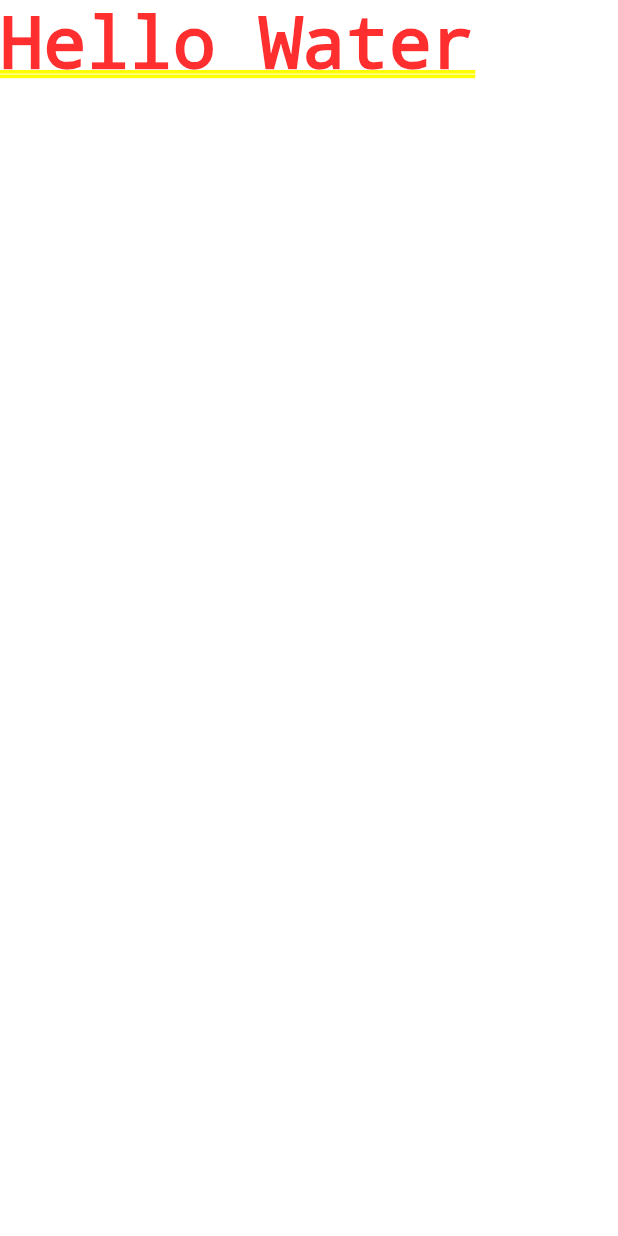
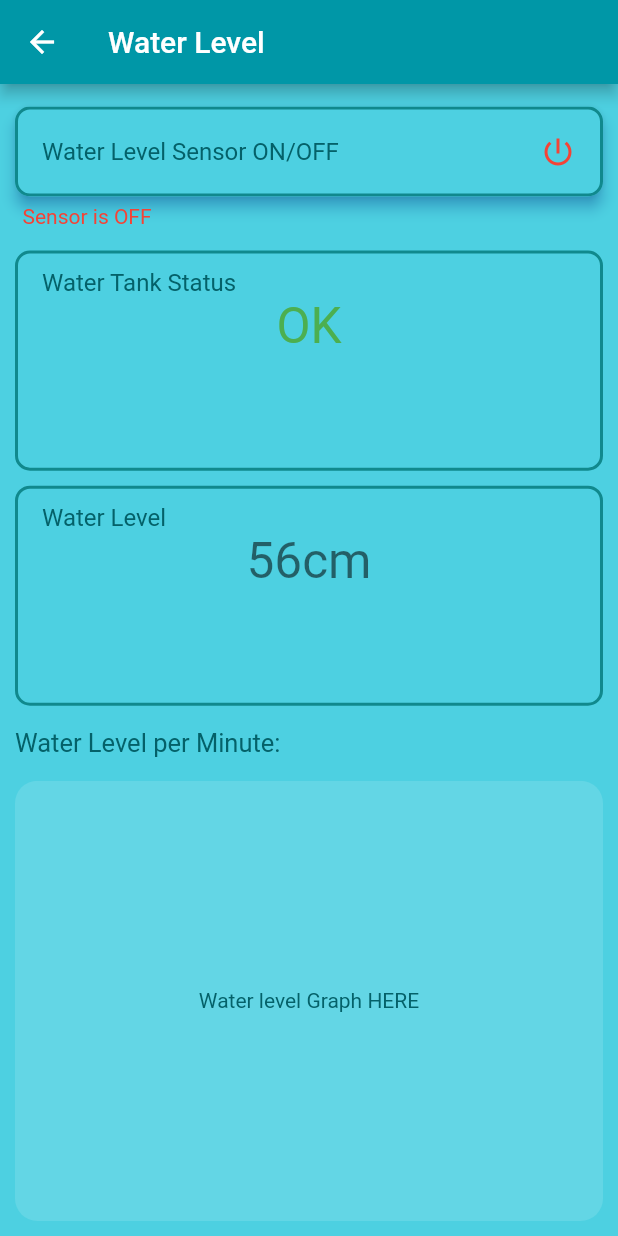
Before and after one commit to eqrakhattak/smart-biofloc-monitoring, a Flutter app: the screen it shows after launch, after a tap on "WATER", on a phone screen of 412 x 824 dp. Run offline on Flutter 3.47's test engine with Material 2 defaults, Android fonts, the phone set to English and light mode, and no system bars; our stand-ins replace font_awesome_flutter.

Commit message:
Create Water Level Page

```diff
--- a/sci_fish/lib/pages/water_page.dart
+++ b/sci_fish/lib/pages/water_page.dart
@@ -1,10 +1,144 @@
 import 'package:flutter/material.dart';
+import 'package:sci_fish/constants.dart';
 
 class WaterPage extends StatelessWidget {
   const WaterPage({Key? key}) : super(key: key);
 
   @override
   Widget build(BuildContext context) {
-    return const Text('Hello Water');
+    return Scaffold(
+      appBar: AppBar(
+        title: const Text('Water Level'),
+      ),
+      body: SafeArea(
+        child: Padding(
+          padding: const EdgeInsets.all(10.0),
+          child: Column(
+            crossAxisAlignment: CrossAxisAlignment.start,
+            children: [
+              const SizedBox(
+                height: 5.0,
+              ),
+              Material(
+                color: Colors.cyan[300],
+                elevation: 4,
+                borderRadius: BorderRadius.circular(10),
+                shadowColor: Colors.blue,
+                child: ListTile(
+                  title: const Text(
+                    'Water Level Sensor ON/OFF',
+                    style: TextStyle(
+                      color: textColor,
+                    ),
+                  ),
+                  trailing: const Icon(Icons.power_settings_new),
+                  iconColor: colorOff,
+                  shape: RoundedRectangleBorder(
+                    side: const BorderSide(color: Color(0xFF10898d), width: 2),
+                    borderRadius: BorderRadius.circular(10),
+                  ),
+                  onTap: () => print('Sensor Off'),
+                  //TODO: Add OnTap functionality
+                ),
+              ),
+              const Padding(
+                padding: EdgeInsets.only(left: 5.0, top: 5.0),
+                child: Text(
+                  'Sensor is OFF',
+                  style: TextStyle(
+                    color: colorOff,
+                  ),
+                ),
+              ),
+              const SizedBox(
+                height: 15.0,
+              ),
+              Expanded(
+                flex: 1,
+                child: ListTile(
+                  title: const Text(
+                    'Water Tank Status',
+                    style: TextStyle(
+                      color: textColor,
+                    ),
+                  ),
+                  subtitle: const Text(
+                    'OK',
+                    textAlign: TextAlign.center,
+                    style: TextStyle(
+                      color: colorOn,
+                      fontSize: 33.0,
+                      //TODO: edit textsize according to expanded
+                    ),
+                  ),
+                  shape: RoundedRectangleBorder(
+                    side: const BorderSide(color: Color(0xFF10898d), width: 2),
+                    borderRadius: BorderRadius.circular(10),
+                  ),
+                ),
+              ),
+              const SizedBox(
+                height: 10.0,
+              ),
+              Expanded(
+                flex: 1,
+                child: ListTile(
+                  title: const Text(
+                    'Water Level',
+                    style: TextStyle(
+                      color: textColor,
+                    ),
+                  ),
+                  subtitle: const Text(
+                    '56cm',
+                    textAlign: TextAlign.center,
+                    style: TextStyle(
+                      // color: colorOn,
+                      fontSize: 33.0,
+                    ),
+                  ),
+                  shape: RoundedRectangleBorder(
+                    side: const BorderSide(color: Color(0xFF10898d), width: 2),
+                    borderRadius: BorderRadius.circular(10),
+                  ),
+                ),
+              ),
+              const SizedBox(
+                height: 15.0,
+              ),
+              const Text(
+                'Water Level per Minute:',
+                style: TextStyle(
+                  fontSize: 17.0,
+                  color: textColor,
+                ),
+              ),
+              const SizedBox(
+                height: 15.0,
+              ),
+              Expanded(
+                flex: 2,
+                child: ClipRRect(
+                  borderRadius: BorderRadius.circular(15.0),
+                  child: Container(
+                    width: double.infinity,
+                    color: Colors.white12,
+                    child: const Center(
+                      //TODO: Add graph in here
+                      child: Text(
+                        'Water level Graph HERE',
+                        style: TextStyle(
+                          color: textColor,
+                        ),
+                      ),
+                    ),
+                  ),
+                ),
+              ),
+            ],
+          ),
+        ),
+      ),
+    );
   }
 }
```
